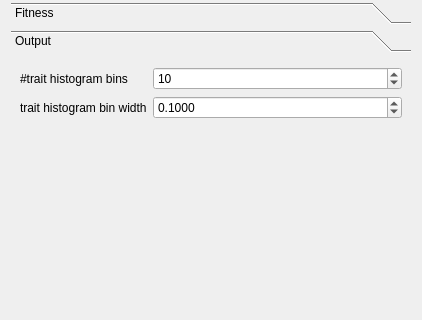
Above: korter_project_qt_parameters_widget.ui from richelbilderbeek/korter_project before the change; both pictures show x 0 to 422 and y 93 to 413 of the 422 by 781 pixel window. Below: the same form after it.
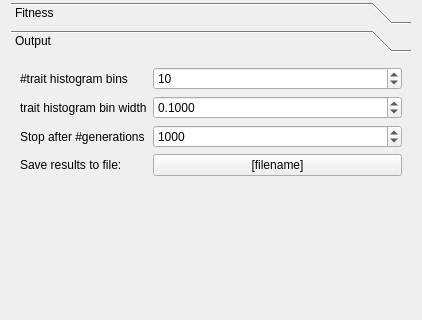
That is the form after the change. The open tabs and pages were chosen to show the change. Icons and pictures are not drawn.

Commit message: Sim stops after a certain number of generations

What changed in the file:
```diff
--- a/korter_project_qt_parameters_widget.ui
+++ b/korter_project_qt_parameters_widget.ui
@@ -384,7 +384,7 @@
          </property>
         </widget>
        </item>
-       <item row="3" column="0">
+       <item row="5" column="0">
         <spacer name="verticalSpacer_2">
          <property name="orientation">
           <enum>Qt::Vertical</enum>
@@ -397,8 +397,8 @@
          </property>
         </spacer>
        </item>
-       <item row="2" column="0" colspan="2">
-        <widget class="QLabel" name="label">
+       <item row="4" column="0" colspan="2">
+        <widget class="QLabel" name="output_image">
          <property name="text">
           <string/>
          </property>
@@ -410,6 +410,43 @@
          </property>
         </widget>
        </item>
+       <item row="2" column="0">
+        <widget class="QLabel" name="label_stop">
+         <property name="text">
+          <string>Stop after #generations</string>
+         </property>
+        </widget>
+       </item>
+       <item row="2" column="1">
+        <widget class="QSpinBox" name="spinBox">
+         <property name="minimum">
+          <number>100</number>
+         </property>
+         <property name="maximum">
+          <number>1000000000</number>
+         </property>
+         <property name="singleStep">
+          <number>100</number>
+         </property>
+         <property name="value">
+          <number>1000</number>
+         </property>
+        </widget>
+       </item>
+       <item row="3" column="0">
+        <widget class="QLabel" name="label_save_results">
+         <property name="text">
+          <string>Save results to file:</string>
+         </property>
+        </widget>
+       </item>
+       <item row="3" column="1">
+        <widget class="QPushButton" name="button_save_results">
+         <property name="text">
+          <string>[filename]</string>
+         </property>
+        </widget>
+       </item>
       </layout>
      </widget>
     </widget>
```
Left out of the diff: 2 changed lines with no effect on the pictures. The commit also changes 5 other files.
